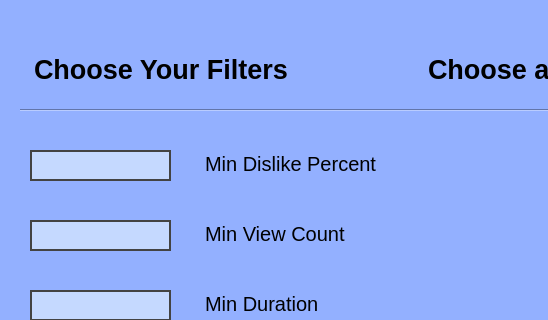
The window that YourTube/mainwindow.ui (chrisnicollo/Choose-YourTube) describes before a commit, drawn with Qt 5; both pictures show x 0 to 548 and y 0 to 320 of the 844 by 600 pixel window.
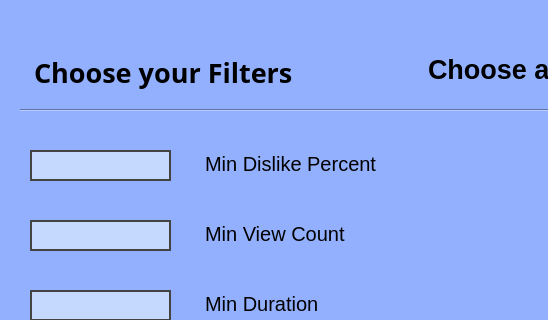
The same window after the commit.

Commit message: New window and navigation

```diff
--- a/YourTube/mainwindow.ui
+++ b/YourTube/mainwindow.ui
@@ -17,6 +17,11 @@
    <string notr="true">background-color: rgb(147, 176, 255);</string>
   </property>
   <widget class="QWidget" name="centralwidget">
+   <property name="font">
+    <font>
+     <family>Trebuchet MS</family>
+    </font>
+   </property>
    <widget class="QWidget" name="horizontalLayoutWidget">
     <property name="geometry">
      <rect>
@@ -29,6 +34,13 @@
     <layout class="QHBoxLayout" name="horizontalLayout">
      <item>
       <widget class="QTextBrowser" name="textBrowser_2">
+       <property name="font">
+        <font>
+         <family>Trebuchet MS</family>
+         <pointsize>20</pointsize>
+         <bold>true</bold>
+        </font>
+       </property>
        <property name="styleSheet">
         <string notr="true">color: black;
 border: none;</string>
@@ -40,8 +52,8 @@
 hr { height: 1px; border-width: 0; }
 li.unchecked::marker { content: &quot;\2610&quot;; }
 li.checked::marker { content: &quot;\2612&quot;; }
-&lt;/style&gt;&lt;/head&gt;&lt;body style=&quot; font-family:'Segoe UI'; font-size:9pt; font-weight:400; font-style:normal;&quot;&gt;
-&lt;p style=&quot; margin-top:0px; margin-bottom:0px; margin-left:0px; margin-right:0px; -qt-block-indent:0; text-indent:0px;&quot;&gt;&lt;span style=&quot; font-family:'Sitka Text Semibold'; font-size:20pt; font-weight:600;&quot;&gt;Choose Your Filters&lt;/span&gt;&lt;/p&gt;&lt;/body&gt;&lt;/html&gt;</string>
+&lt;/style&gt;&lt;/head&gt;&lt;body style=&quot; font-family:'Trebuchet MS'; font-size:20pt; font-weight:700; font-style:normal;&quot;&gt;
+&lt;p style=&quot; margin-top:0px; margin-bottom:0px; margin-left:0px; margin-right:0px; -qt-block-indent:0; text-indent:0px;&quot;&gt;Choose your Filters&lt;/p&gt;&lt;/body&gt;&lt;/html&gt;</string>
        </property>
       </widget>
      </item>
```
Left out of the diff: 2 changed lines with no effect on the pictures. The commit also changes 6 other files.
